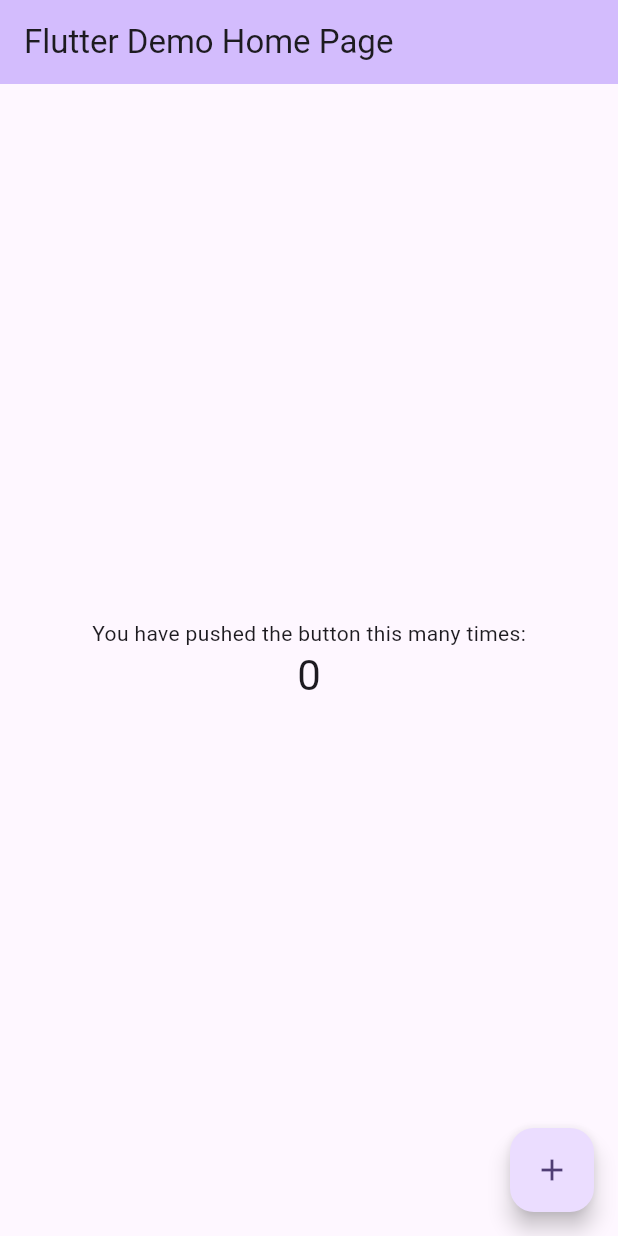
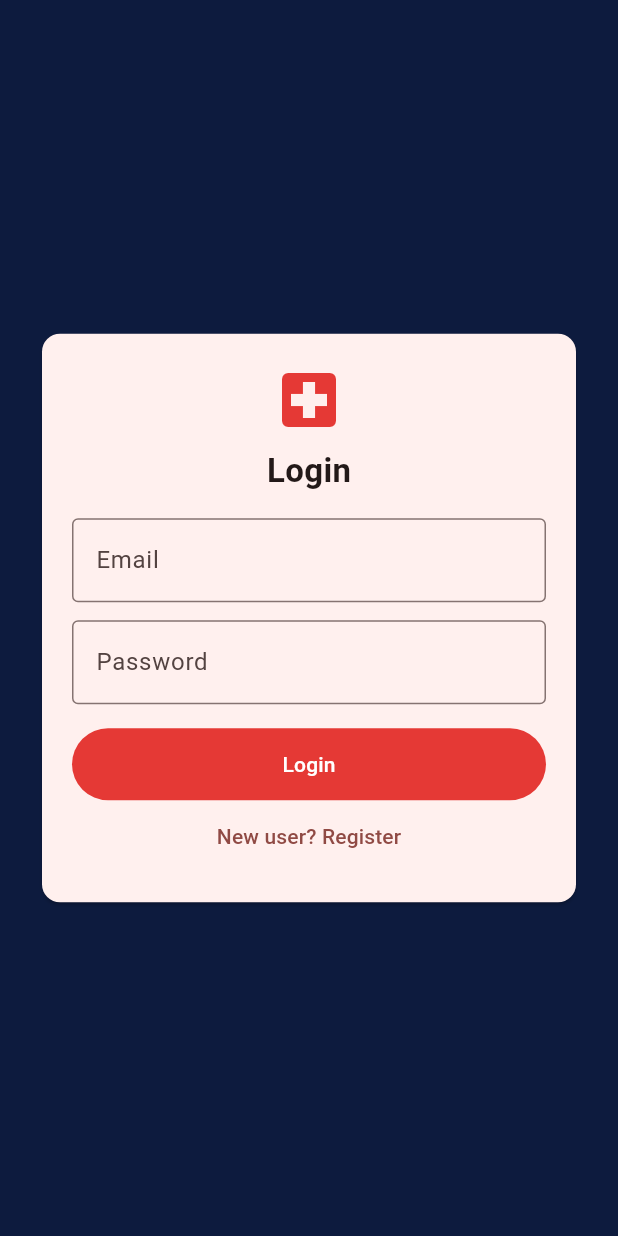
Before and after one commit to AddyKhan257/Accident-emergency-response-system, a Flutter app: the screen it shows after launch, on a phone screen of 412 x 824 dp. Run offline on Flutter 3.47's test engine with Material 3 defaults, Android fonts, the phone set to English and light mode, and no system bars; our stand-ins replace geolocator, shared_preferences; accounts and stored records are empty.

Commit message:
Add: app screen

```diff
--- /dev/null
+++ b/mobile/aers_app/lib/api.dart
@@ -0,0 +1,119 @@
+import 'dart:convert';
+import 'package:http/http.dart' as http;
+import 'package:shared_preferences/shared_preferences.dart';
+import 'package:geolocator/geolocator.dart';
+
+class Api {
+  // adb reverse tcp:5000 tcp:5000 makes this work on a USB phone.
+  // Emulator: http://10.0.2.2:5000 | Phone on Wi-Fi: http://LAPTOP-IP:5000
+  static String baseUrl = 'http://localhost:5000';
+
+  // true = always send Pune coordinates (matches seeded hospitals)
+  static bool demoLocation = true;
+
+  static String? token;
+  static String userName = '';
+
+  static Future<void> loadToken() async {
+    final p = await SharedPreferences.getInstance();
+    token = p.getString('token');
+    userName = p.getString('name') ?? '';
+  }
+
+  static Future<void> _save(String t, String name) async {
+    final p = await SharedPreferences.getInstance();
+    await p.setString('token', t);
+    await p.setString('name', name);
+    token = t;
+    userName = name;
+  }
+
+  static Future<void> logout() async {
+    final p = await SharedPreferences.getInstance();
+    await p.remove('token');
+    await p.remove('name');
+    token = null;
+    userName = '';
+  }
+
+  static Map<String, String> _headers() => {
+        'Content-Type': 'application/json',
+        if (token != null) 'Authorization': 'Bearer $token',
+      };
+
+  static String _err(http.Response r) {
+    try {
+      final d = jsonDecode(r.body);
+      return (d['error'] ?? d['msg'] ?? d['message'] ?? 'Error ${r.statusCode}')
+          .toString();
+    } catch (_) {
+      return 'Error ${r.statusCode}';
+    }
+  }
+
+  /// Returns null on success, or an error text.
+  static Future<String?> login(String email, String password) async {
+    try {
+      final r = await http
+          .post(Uri.parse('$baseUrl/api/login'),
+              headers: _headers(),
+              body: jsonEncode({'email': email, 'password': password}))
+          .timeout(const Duration(seconds: 15));
+      if (r.statusCode != 200) return _err(r);
+      final d = jsonDecode(r.body);
+      final t = (d['token'] ?? d['access_token']).toString();
+      final name = (d['user'] is Map ? d['user']['name'] : null) ?? '';
+      await _save(t, name.toString());
+      return null;
+    } catch (e) {
+      return 'Cannot reach server. Is Docker running and adb reverse done?';
+    }
+  }
+
+  static Future<String?> register(
+      String name, String email, String password, String phone) async {
+    try {
+      final r = await http
+          .post(Uri.parse('$baseUrl/api/register'),
+              headers: _headers(),
+              body: jsonEncode({
+                'name': name,
+                'email': email,
+                'password': password,
+                'phone': phone,
+              }))
+          .timeout(const Duration(seconds: 15));
+      if (r.statusCode != 200 && r.statusCode != 201) return _err(r);
+      return await login(email, password);
+    } catch (e) {
+      return 'Cannot reach server. Is Docker running and adb reverse done?';
+    }
+  }
+
+  static Future<({double lat, double lng})> getLocation() async {
+    if (demoLocation) return (lat: 18.52, lng: 73.85);
+    var perm = await Geolocator.checkPermission();
+    if (perm == LocationPermission.denied) {
+      perm = await Geolocator.requestPermission();
+    }
+    if (perm == LocationPermission.denied ||
+        perm == LocationPermission.deniedForever) {
+      throw Exception('Location permission denied');
+    }
+    final p = await Geolocator.getCurrentPosition();
+    return (lat: p.latitude, lng: p.longitude);
+  }
+
+  static Future<Map<String, dynamic>> sendSos() async {
+    final loc = await getLocation();
+    final r = await http
+        .post(Uri.parse('$baseUrl/api/sos'),
+            headers: _headers(),
+            body: jsonEncode({'lat': loc.lat, 'lng': loc.lng}))
+        .timeout(const Duration(seconds: 20));
+    if (r.statusCode != 200 && r.statusCode != 201) {
+      throw Exception(_err(r));
+    }
+    return Map<String, dynamic>.from(jsonDecode(r.body));
+  }
+}
--- a/mobile/aers_app/lib/main.dart
+++ b/mobile/aers_app/lib/main.dart
@@ -1,122 +1,24 @@
 import 'package:flutter/material.dart';
+import 'theme.dart';
+import 'screens/splash.dart';
 
 void main() {
-  runApp(const MyApp());
+  runApp(const AersApp());
 }
 
-class MyApp extends StatelessWidget {
-  const MyApp({super.key});
+class AersApp extends StatelessWidget {
+  const AersApp({super.key});
 
-  // This widget is the root of your application.
   @override
   Widget build(BuildContext context) {
     return MaterialApp(
-      title: 'Flutter Demo',
+      title: 'AERS',
+      debugShowCheckedModeBanner: false,
       theme: ThemeData(
-        // This is the theme of your application.
-        //
-        // TRY THIS: Try running your application with "flutter run". You'll see
-        // the application has a purple toolbar. Then, without quitting the app,
-        // try changing the seedColor in the colorScheme below to Colors.green
-        // and then invoke "hot reload" (save your changes or press the "hot
-        // reload" button in a Flutter-supported IDE, or press "r" if you used
-        // the command line to start the app).
-        //
-        // Notice that the counter didn't reset back to zero; the application
-        // state is not lost during the reload. To reset the state, use hot
-        // restart instead.
-        //
-        // This works for code too, not just values: Most code changes can be
-        // tested with just a hot reload.
-        colorScheme: .fromSeed(seedColor: Colors.deepPurple),
+        useMaterial3: true,
+        colorScheme: ColorScheme.fromSeed(seedColor: AppColors.red),
       ),
-      home: const MyHomePage(title: 'Flutter Demo Home Page'),
+      home: const SplashScreen(),
     );
   }
 }
-
-class MyHomePage extends StatefulWidget {
-  const MyHomePage({super.key, required this.title});
-
-  // This widget is the home page of your application. It is stateful, meaning
-  // that it has a State object (defined below) that contains fields that affect
-  // how it looks.
-
-  // This class is the configuration for the state. It holds the values (in this
-  // case the title) provided by the parent (in this case the App widget) and
-  // used by the build method of the State. Fields in a Widget subclass are
-  // always marked "final".
-
-  final String title;
-
-  @override
-  State<MyHomePage> createState() => _MyHomePageState();
-}
-
-class _MyHomePageState extends State<MyHomePage> {
-  int _counter = 0;
-
-  void _incrementCounter() {
-    setState(() {
-      // This call to setState tells the Flutter framework that something has
-      // changed in this State, which causes it to rerun the build method below
-      // so that the display can reflect the updated values. If we changed
-      // _counter without calling setState(), then the build method would not be
-      // called again, and so nothing would appear to happen.
-      _counter++;
-    });
-  }
-
-  @override
-  Widget build(BuildContext context) {
-    // This method is rerun every time setState is called, for instance as done
-    // by the _incrementCounter method above.
-    //
-    // The Flutter framework has been optimized to make rerunning build methods
-    // fast, so that you can just rebuild anything that needs updating rather
-    // than having to individually change instances of widgets.
-    return Scaffold(
-      appBar: AppBar(
-        // TRY THIS: Try changing the color here to a specific color (to
-        // Colors.amber, perhaps?) and trigger a hot reload to see the AppBar
-        // change color while the other colors stay the same.
-        backgroundColor: Theme.of(context).colorScheme.inversePrimary,
-        // Here we take the value from the MyHomePage object that was created by
-        // the App.build method, and use it to set our appbar title.
-        title: Text(widget.title),
-      ),
-      body: Center(
-        // Center is a layout widget. It takes a single child and positions it
-        // in the middle of the parent.
-        child: Column(
-          // Column is also a layout widget. It takes a list of children and
-          // arranges them vertically. By default, it sizes itself to fit its
-          // children horizontally, and tries to be as tall as its parent.
-          //
-          // Column has various properties to control how it sizes itself and
-          // how it positions its children. Here we use mainAxisAlignment to
-          // center the children vertically; the main axis here is the vertical
-          // axis because Columns are vertical (the cross axis would be
-          // horizontal).
-          //
-          // TRY THIS: Invoke "debug painting" (choose the "Toggle Debug Paint"
-          // action in the IDE, or press "p" in the console), to see the
-          // wireframe for each widget.
-          mainAxisAlignment: .center,
-          children: [
-            const Text('You have pushed the button this many times:'),
-            Text(
-              '$_counter',
-              style: Theme.of(context).textTheme.headlineMedium,
-            ),
-          ],
-        ),
-      ),
-      floatingActionButton: FloatingActionButton(
-        onPressed: _incrementCounter,
-        tooltip: 'Increment',
-        child: const Icon(Icons.add),
-      ),
-    );
-  }
-}
--- /dev/null
+++ b/mobile/aers_app/lib/screens/login.dart
@@ -0,0 +1,130 @@
+import 'package:flutter/material.dart';
+import '../api.dart';
+import '../theme.dart';
+import 'home.dart';
+
+class LoginScreen extends StatefulWidget {
+  const LoginScreen({super.key});
+  @override
+  State<LoginScreen> createState() => _LoginScreenState();
+}
+
+class _LoginScreenState extends State<LoginScreen> {
+  final _name = TextEditingController();
+  final _email = TextEditingController();
+  final _phone = TextEditingController();
+  final _pass = TextEditingController();
+  bool _register = false;
+  bool _busy = false;
+  String? _error;
+
+  Future<void> _submit() async {
+    setState(() {
+      _busy = true;
+      _error = null;
+    });
+    final err = _register
+        ? await Api.register(_name.text.trim(), _email.text.trim(),
+            _pass.text, _phone.text.trim())
+        : await Api.login(_email.text.trim(), _pass.text);
+    if (!mounted) return;
+    if (err != null) {
+      setState(() {
+        _busy = false;
+        _error = err;
+      });
+      return;
+    }
+    Navigator.of(context).pushReplacement(
+        MaterialPageRoute(builder: (_) => const HomeScreen()));
+  }
+
+  @override
+  Widget build(BuildContext context) {
+    return Scaffold(
+      backgroundColor: AppColors.navy,
+      body: SafeArea(
+        child: Center(
+          child: SingleChildScrollView(
+            padding: const EdgeInsets.all(24),
+            child: Card(
+              child: Padding(
+                padding: const EdgeInsets.all(20),
+                child: Column(
+                  mainAxisSize: MainAxisSize.min,
+                  children: [
+                    const Icon(Icons.local_hospital,
+                        size: 48, color: AppColors.red),
+                    const SizedBox(height: 8),
+                    Text(_register ? 'Create account' : 'Login',
+                        style: const TextStyle(
+                            fontSize: 22, fontWeight: FontWeight.bold)),
+                    const SizedBox(height: 16),
+                    if (_register) ...[
+                      TextField(
+                          controller: _name,
+                          decoration: const InputDecoration(
+                              labelText: 'Name',
+                              border: OutlineInputBorder())),
+                      const SizedBox(height: 12),
+                      TextField(
+                          controller: _phone,
+                          keyboardType: TextInputType.phone,
+                          decoration: const InputDecoration(
+                              labelText: 'Phone',
+                              border: OutlineInputBorder())),
+                      const SizedBox(height: 12),
+                    ],
+                    TextField(
+                        controller: _email,
+                        keyboardType: TextInputType.emailAddress,
+                        decoration: const InputDecoration(
+                            labelText: 'Email', border: OutlineInputBorder())),
+                    const SizedBox(height: 12),
+                    TextField(
+                        controller: _pass,
+                        obscureText: true,
+                        decoration: const InputDecoration(
+                            labelText: 'Password',
+                            border: OutlineInputBorder())),
+                    if (_error != null) ...[
+                      const SizedBox(height: 12),
+                      Text(_error!,
+                          style: const TextStyle(color: AppColors.darkRed)),
+                    ],
+                    const SizedBox(height: 16),
+                    SizedBox(
+                      width: double.infinity,
+                      height: 48,
+                      child: FilledButton(
+                        style: FilledButton.styleFrom(
+                            backgroundColor: AppColors.red),
+                        onPressed: _busy ? null : _submit,
+                        child: _busy
+                            ? const SizedBox(
+                                width: 20,
+                                height: 20,
+                                child: CircularProgressIndicator(
+                                    strokeWidth: 2, color: Colors.white))
+                            : Text(_register ? 'Register' : 'Login'),
+                      ),
+                    ),
+                    TextButton(
+                      onPressed: () => setState(() {
+                        _register = !_register;
+                        _error = null;
+                      }),
+                      child: Text(_register
+                          ? 'Have an account? Login'
+                          : 'New user? Register'),
+                    ),
+                  ],
+                ),
+              ),
+            ),
+          ),
+        ),
+      ),
+    );
+  }
+}
--- /dev/null
+++ b/mobile/aers_app/lib/theme.dart
@@ -0,0 +1,7 @@
+import 'package:flutter/material.dart';
+
+class AppColors {
+  static const navy = Color(0xFF0D1B3E);
+  static const red = Color(0xFFE53935);
+  static const darkRed = Color(0xFFB71C1C);
+}
--- a/mobile/aers_app/pubspec.yaml
+++ b/mobile/aers_app/pubspec.yaml
@@ -34,6 +34,9 @@ dependencies:
   # The following adds the Cupertino Icons font to your application.
   # Use with the CupertinoIcons class for iOS style icons.
   cupertino_icons: ^1.0.8
+  http: ^1.6.0
+  shared_preferences: ^2.5.6
+  geolocator: ^14.1.2
 
 dev_dependencies:
   flutter_test:
```
Also changed, not shown: mobile/aers_app/lib/screens/home.dart (added, +101 -0 lines), mobile/aers_app/lib/screens/sos.dart (added, +133 -0 lines), mobile/aers_app/lib/screens/splash.dart (added, +53 -0 lines), mobile/aers_app/pubspec.lock, 4 other files.
